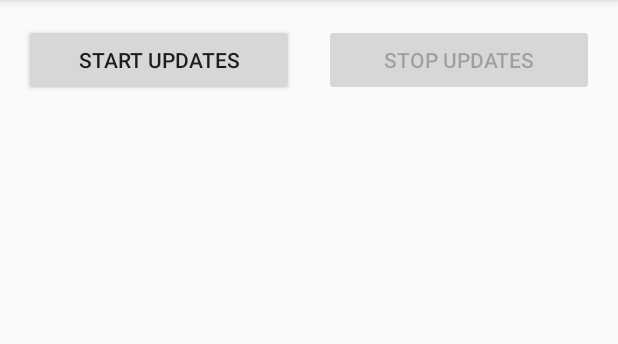
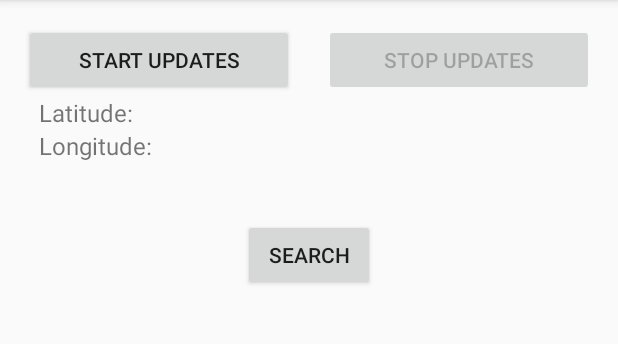
Before and after one commit to cfor-grindr/zerofeetaway, an Android app: the screen it shows after launch (MainActivity), on a phone screen of 412 x 824 dp, the part 84-428 px from its top. Run offline under Robolectric (Android 15) with nearby library versions, the phone set to English and light mode, and no system bars; libraries missing offline, so code that uses them is left out: com.loopj.android, cz.msebera.android.

Commit message:
Added connection to Eventbrite APIs. Results are retrieved, but not processed

```diff
--- a/app/build.gradle
+++ b/app/build.gradle
@@ -24,4 +24,5 @@ dependencies {
     testCompile 'junit:junit:4.12'
     compile 'com.android.support:appcompat-v7:23.3.0'
     compile 'com.google.android.gms:play-services:8.4.0'
+    compile 'com.loopj.android:android-async-http:1.4.9'
 }
--- a/app/src/main/java/com/zerofeetaway/MainActivity.java
+++ b/app/src/main/java/com/zerofeetaway/MainActivity.java
@@ -14,14 +14,27 @@ import com.google.android.gms.common.api.GoogleApiClient;
 import com.google.android.gms.location.LocationRequest;
 import com.google.android.gms.location.LocationServices;
 import com.google.android.gms.location.LocationListener;
+import com.loopj.android.http.JsonHttpResponseHandler;
+import com.loopj.android.http.RequestParams;
+
+import org.json.JSONArray;
+import org.json.JSONException;
+import org.json.JSONObject;
 
 import java.text.DateFormat;
 import java.util.Date;
+
+import cz.msebera.android.httpclient.Header;
+
+import com.zerofeetaway.EventbriteApiParams;
 
 public class MainActivity extends AppCompatActivity implements GoogleApiClient.ConnectionCallbacks,
         GoogleApiClient.OnConnectionFailedListener, LocationListener {
 
     private static final String TAG = MainActivity.class.getSimpleName();
+
+    /** Search for results within this distance */
+    private static final String WITHIN_DISTANCE = "5mi";
 
     /**
      * The desired interval for location updates. Inexact. Updates may be more or less frequent.
@@ -63,8 +76,6 @@ public class MainActivity extends AppCompatActivity implements GoogleApiClient.C
     protected TextView mLongitudeTextView;
 
     // Labels.
-    protected String mLatitudeLabel;
-    protected String mLongitudeLabel;
     protected String mLastUpdateTimeLabel;
 
     /**
@@ -91,12 +102,42 @@ public class MainActivity extends AppCompatActivity implements GoogleApiClient.C
         mLastUpdateTimeTextView = (TextView) findViewById(R.id.last_update_time_text);
 
         // Set labels.
-        mLatitudeLabel = getResources().getString(R.string.latitude_label);
-        mLongitudeLabel = getResources().getString(R.string.longitude_label);
         mLastUpdateTimeLabel = getResources().getString(R.string.last_update_label);
 
         mRequestingLocationUpdates = false;
         mLastUpdateTime = "";
+
+        // Add button handlers
+        Button searchButton = (Button) findViewById(R.id.search_button);
+        if (searchButton != null) {
+            searchButton.setOnClickListener(new View.OnClickListener() {
+                @Override
+                public void onClick(View view) {
+                    try {
+                        startSearch();
+                    } catch (JSONException e) {
+                        Log.e(TAG, "Error in response", e);
+                    }
+                }
+            });
+        }
+
+        if (mStartUpdatesButton != null) {
+            mStartUpdatesButton.setOnClickListener(new View.OnClickListener() {
+                @Override
+                public void onClick(View view) {
+                    startUpdatesButtonHandler(view);
+                }
+            });
+        }
+        if (mStopUpdatesButton != null) {
+            mStopUpdatesButton.setOnClickListener(new View.OnClickListener() {
+                @Override
+                public void onClick(View view) {
+                    stopUpdatesButtonHandler(view);
+                }
+            });
+        }
 
         // Update values using data stored in the Bundle.
         updateValuesFromBundle(savedInstanceState);
@@ -229,10 +270,8 @@ public class MainActivity extends AppCompatActivity implements GoogleApiClient.C
     }
 
     private void updateUI() {
-        mLatitudeTextView.setText(String.format("%s: %f", mLatitudeLabel,
-                mCurrentLocation.getLatitude()));
-        mLongitudeTextView.setText(String.format("%s: %f", mLongitudeLabel,
-                mCurrentLocation.getLongitude()));
+        mLatitudeTextView.setText(String.format("%f", mCurrentLocation.getLatitude()));
+        mLongitudeTextView.setText(String.format("%f", mCurrentLocation.getLongitude()));
         mLastUpdateTimeTextView.setText(String.format("%s: %s", mLastUpdateTimeLabel,
                 mLastUpdateTime));
     }
@@ -329,4 +368,33 @@ public class MainActivity extends AppCompatActivity implements GoogleApiClient.C
         savedInstanceState.putString(LAST_UPDATED_TIME_STRING_KEY, mLastUpdateTime);
         super.onSaveInstanceState(savedInstanceState);
     }
+
+    /**************************/
+    /****** JSON REQUEST ******/
+    /**************************/
+    public void startSearch() throws JSONException {
+
+        RequestParams params = new RequestParams();
+        params.put(EventbriteApiParams.EVENT_PARAM_LOCATION_LATITUDE, mLatitudeTextView.getText());
+        params.put(EventbriteApiParams.EVENT_PARAM_LOCATION_LONGITUDE, mLongitudeTextView.getText());
+        params.put(EventbriteApiParams.EVENT_PARAM_LOCATION_WITHIN, WITHIN_DISTANCE);
+        params.put(EventbriteApiParams.EVENT_PARAM_SORT_BY, EventbriteApiParams.EVENT_PARAM_SORT_BY_DISTANCE);
+        params.put(EventbriteApiParams.EXPAND, EventbriteApiParams.EXPAND_PARAM_VENUE);
+
+        EventbriteRestClient.get("events/search", params, new JsonHttpResponseHandler() {
+            @Override
+            public void onSuccess(int statusCode, Header[] headers, JSONObject response) {
+                Log.d(TAG, "Response is JSONObject");
+
+                // TODO: Parse response here
+            }
+
+            @Override
+            public void onSuccess(int statusCode, Header[] headers, JSONArray response) {
+                Log.d(TAG, "Response is JSONArray");
+
+                Log.e(TAG, "JSONArray response is not handled!");
+            }
+        });
+    }
 }
--- a/app/src/main/res/layout/activity_main.xml
+++ b/app/src/main/res/layout/activity_main.xml
@@ -22,7 +22,6 @@
             android:layout_marginEnd="@dimen/small_margin"
             android:layout_marginRight="@dimen/small_margin"
             android:gravity="center"
-            android:onClick="startUpdatesButtonHandler"
             android:text="@string/start_updates" />
 
         <Button
@@ -34,25 +33,48 @@
             android:layout_marginStart="@dimen/small_margin"
             android:enabled="false"
             android:gravity="center"
-            android:onClick="stopUpdatesButtonHandler"
             android:text="@string/stop_updates" />
     </LinearLayout>
 
+    <LinearLayout
+        android:layout_width="match_parent"
+        android:layout_height="wrap_content">
+        <TextView
+            android:id="@+id/latitude_label"
+            android:layout_width="wrap_content"
+            android:layout_height="wrap_content"
+            android:layout_marginLeft="@dimen/small_margin"
+            android:layout_marginStart="@dimen/small_margin"
+            android:text="@string/latitude_label"
+            android:textSize="@dimen/default_text_size" />
         <TextView
             android:id="@+id/latitude_text"
             android:layout_width="wrap_content"
             android:layout_height="wrap_content"
+            android:layout_marginLeft="@dimen/xsmall_margin"
+            android:layout_marginStart="@dimen/xsmall_margin"
+            android:textSize="@dimen/default_text_size" />
+    </LinearLayout>
+
+    <LinearLayout
+        android:layout_width="match_parent"
+        android:layout_height="wrap_content">
+        <TextView
+            android:id="@+id/longitude_label"
+            android:layout_width="wrap_content"
+            android:layout_height="wrap_content"
             android:layout_marginLeft="@dimen/small_margin"
             android:layout_marginStart="@dimen/small_margin"
+            android:text="@string/longitude_label"
             android:textSize="@dimen/default_text_size" />
-
         <TextView
             android:id="@+id/longitude_text"
             android:layout_width="wrap_content"
             android:layout_height="wrap_content"
-        android:layout_marginLeft="@dimen/small_margin"
-        android:layout_marginStart="@dimen/small_margin"
+            android:layout_marginLeft="@dimen/xsmall_margin"
+            android:layout_marginStart="@dimen/xsmall_margin"
             android:textSize="@dimen/default_text_size" />
+    </LinearLayout>
 
     <TextView
         android:id="@+id/last_update_time_text"
@@ -61,4 +83,15 @@
         android:layout_marginLeft="@dimen/small_margin"
         android:layout_marginStart="@dimen/small_margin"
         android:textSize="@dimen/default_text_size" />
+
+    <View
+        android:layout_width="match_parent"
+        android:layout_height="@dimen/activity_vertical_margin" />
+
+    <Button
+        android:id="@+id/search_button"
+        android:layout_width="wrap_content"
+        android:layout_height="wrap_content"
+        android:layout_gravity="center_horizontal"
+        android:text="@string/search_button" />
 </LinearLayout>
--- a/app/src/main/res/values/dimens.xml
+++ b/app/src/main/res/values/dimens.xml
@@ -3,6 +3,7 @@
     <dimen name="activity_horizontal_margin">16dp</dimen>
     <dimen name="activity_vertical_margin">16dp</dimen>
 
+    <dimen name="xsmall_margin">4dp</dimen>
     <dimen name="small_margin">10dp</dimen>
     <dimen name="default_text_size">16sp</dimen>
 </resources>
--- a/app/src/main/res/values/strings.xml
+++ b/app/src/main/res/values/strings.xml
@@ -3,10 +3,11 @@
     <string name="no_location">Could not get location</string>
     <string name="location_updated_message">Location updated</string>
 
-    <string name="latitude_label">Latitude</string>
-    <string name="longitude_label">Longitude</string>
+    <string name="latitude_label">Latitude:</string>
+    <string name="longitude_label">Longitude:</string>
     <string name="last_update_label">Last update</string>
 
     <string name="start_updates">Start updates</string>
     <string name="stop_updates">Stop updates</string>
+    <string name="search_button">Search</string>
 </resources>
```
Also changed, not shown: app/src/main/java/com/zerofeetaway/EventbriteApiParams.java (added, +55 -0 lines), app/src/main/java/com/zerofeetaway/EventbriteRestClient.java (added, +24 -0 lines). Lines whose indentation alone changed are shown as unchanged.
